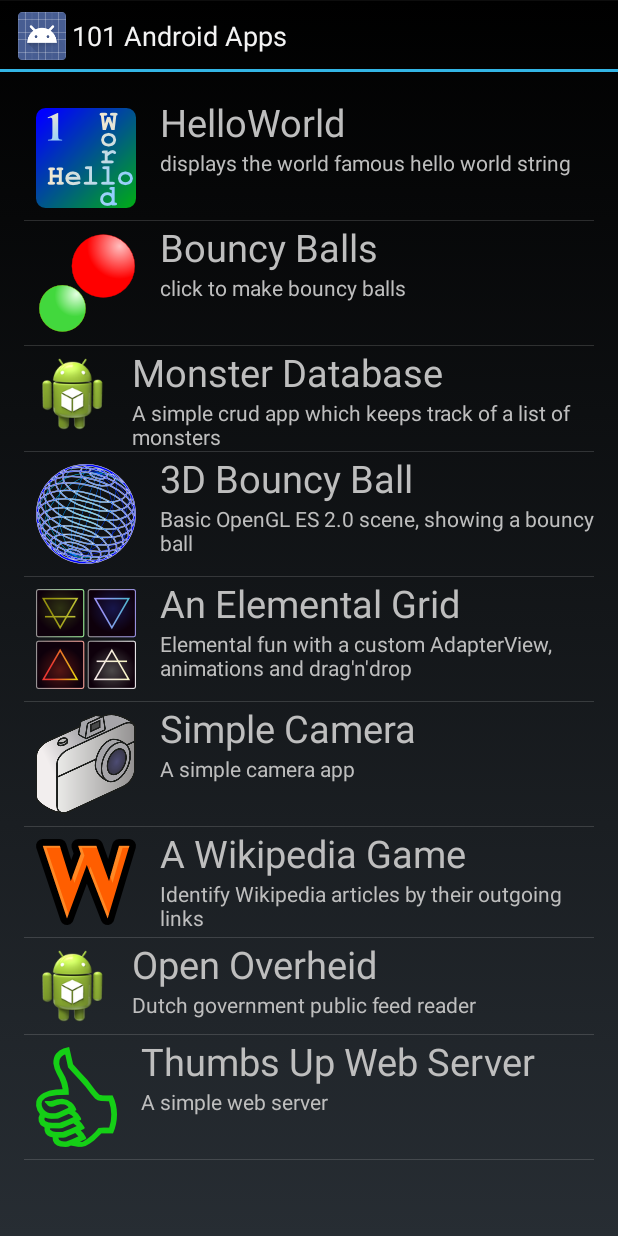
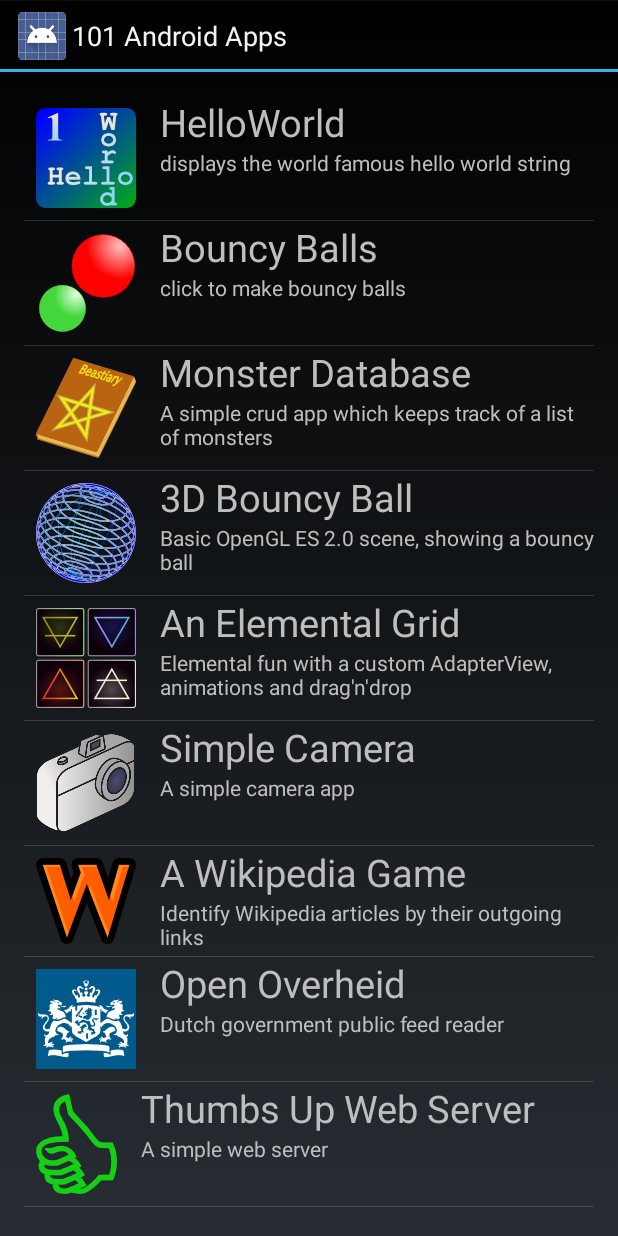
Before and after one commit to Hulzenga/101AndroidApps, an Android app: the screen it shows after launch (TableOfContentsActivity), on a phone screen of 412 x 824 dp. Run offline under Robolectric (Android 15) with nearby library versions, the phone set to English and light mode, and no system bars.

Commit message:
Minor graphical update on App 3+8

```diff
--- a/101AndroidApps/app/src/main/AndroidManifest.xml
+++ b/101AndroidApps/app/src/main/AndroidManifest.xml
@@ -52,6 +52,7 @@
         <activity
             android:name="com.hulzenga.ioi_apps.app_003.MonsterDatabaseActivity"
             android:label="@string/app_003_title"
+            android:icon="@drawable/app_003_icon"
             android:parentActivityName=".TableOfContentsActivity"
             android:windowSoftInputMode="stateAlwaysHidden" >
             <meta-data
@@ -129,6 +130,7 @@
         </activity>
         <activity
             android:name=".app_008.OverheidActivity"
+            android:icon="@drawable/app_008_icon"
             android:label="@string/app_008_title"
             android:parentActivityName=".TableOfContentsActivity" >
             <meta-data
--- a/101AndroidApps/app/src/main/java/com/hulzenga/ioi_apps/DemoApp.java
+++ b/101AndroidApps/app/src/main/java/com/hulzenga/ioi_apps/DemoApp.java
@@ -13,7 +13,7 @@
   APP_002(com.hulzenga.ioi_apps.app_002.BouncyBallsActivity.class, R.string.app_002_title,
       R.drawable.app_002_icon, R.string.app_002_shortDescription, 0),
   APP_003(com.hulzenga.ioi_apps.app_003.MonsterDatabaseActivity.class, R.string.app_003_title,
-      R.drawable.ic_launcher, R.string.app_003_shortDescription, 0),
+      R.drawable.app_003_icon, R.string.app_003_shortDescription, 0),
   APP_004(com.hulzenga.ioi_apps.app_004.BouncyBall3dActivity.class, R.string.app_004_title,
       R.drawable.app_004_icon, R.string.app_004_shortDescription, 0),
   APP_005(com.hulzenga.ioi_apps.app_005.ElementActivity.class, R.string.app_005_title,
@@ -23,7 +23,7 @@
   APP_007(com.hulzenga.ioi_apps.app_007.Menu.class, R.string.app_007_title,
       R.drawable.app_007_icon, R.string.app_007_shortDescription, 0),
   APP_008(OverheidActivity.class, R.string.app_008_title,
-      R.drawable.ic_launcher, R.string.app_008_shortDescription, 0),
+      R.drawable.app_008_icon, R.string.app_008_shortDescription, 0),
   APP_009(ThumbsUpActivity.class, R.string.app_009_title,
       R.drawable.app_009_icon, R.string.app_009_shortDescription, 0);
 
--- a/101AndroidApps/app/src/main/java/com/hulzenga/ioi_apps/app_008/OverheidActivity.java
+++ b/101AndroidApps/app/src/main/java/com/hulzenga/ioi_apps/app_008/OverheidActivity.java
@@ -24,8 +24,6 @@
 
     final ActionBar actionBar = getActionBar();
 
-    actionBar.setNavigationMode(ActionBar.NAVIGATION_MODE_TABS);
-
     ActionBar.TabListener tabListener = new ActionBar.TabListener() {
       @Override
       public void onTabSelected(ActionBar.Tab tab, FragmentTransaction ft) {
@@ -46,6 +44,7 @@
     for (OverheidFeed feed : OverheidFeed.values()) {
       actionBar.addTab(actionBar.newTab().setText(feed.getName()).setTabListener(tabListener));
     }
+    actionBar.setNavigationMode(ActionBar.NAVIGATION_MODE_TABS);
 
     mPager.setOnPageChangeListener(new ViewPager.OnPageChangeListener() {
       @Override
```
Also changed, not shown: 101AndroidApps/app/src/main/res/drawable-hdpi/app_003_icon.png (added), 101AndroidApps/app/src/main/res/drawable-hdpi/app_008_icon.png (added), 1 other file.
